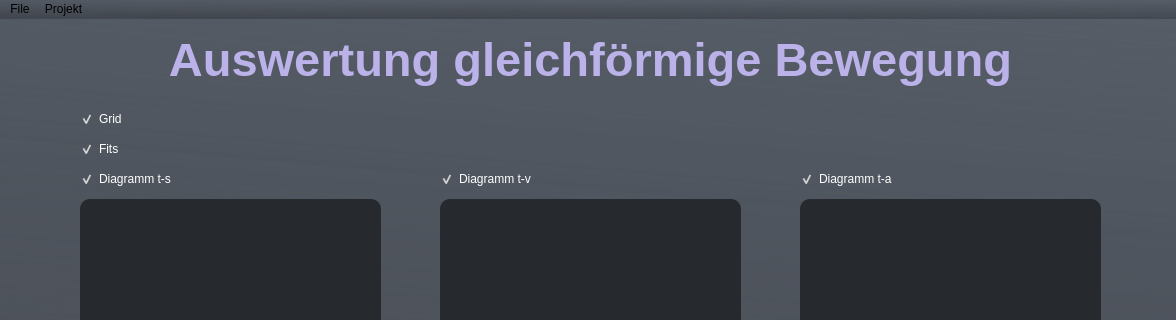
This is form.ui in KonstantinPfeil/physics-project as Qt 5 draws it before an edit; both pictures show x 0 to 1176 and y 0 to 320 of the 1176 by 650 pixel window. The edited form follows.
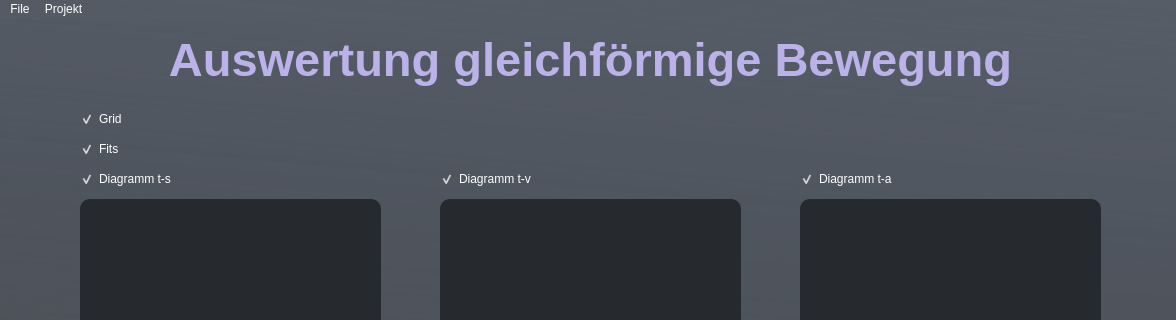
This is the edited form. Custom widgets are drawn as their Qt base class.

Diff of the .ui file:
```diff
--- a/form.ui
+++ b/form.ui
@@ -267,6 +267,10 @@
      <height>24</height>
     </rect>
    </property>
+   <property name="styleSheet">
+    <string notr="true">background-color: transparent;
+color: rgb(255, 255, 255);</string>
+   </property>
    <widget class="QMenu" name="menuFile">
     <property name="title">
      <string>File</string>
```
Left out of the diff: 13 changed lines with no effect on the pictures. Lines whose indentation alone changed are shown as unchanged.
